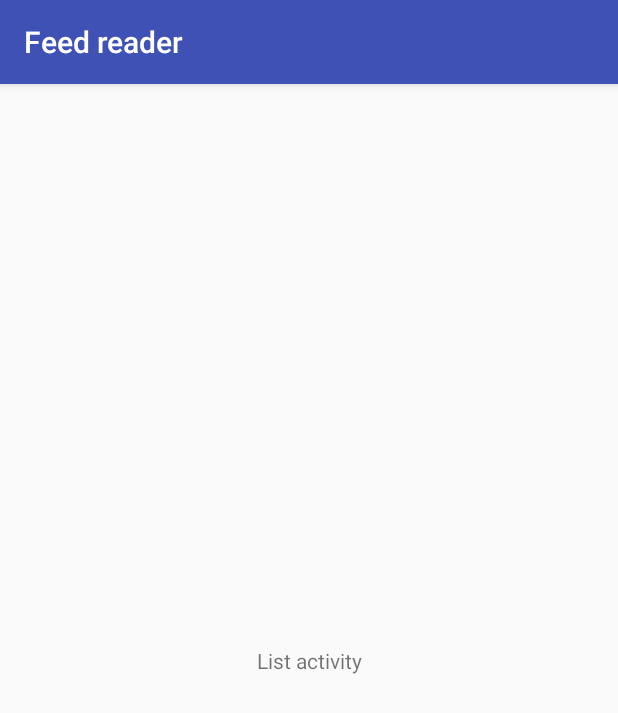
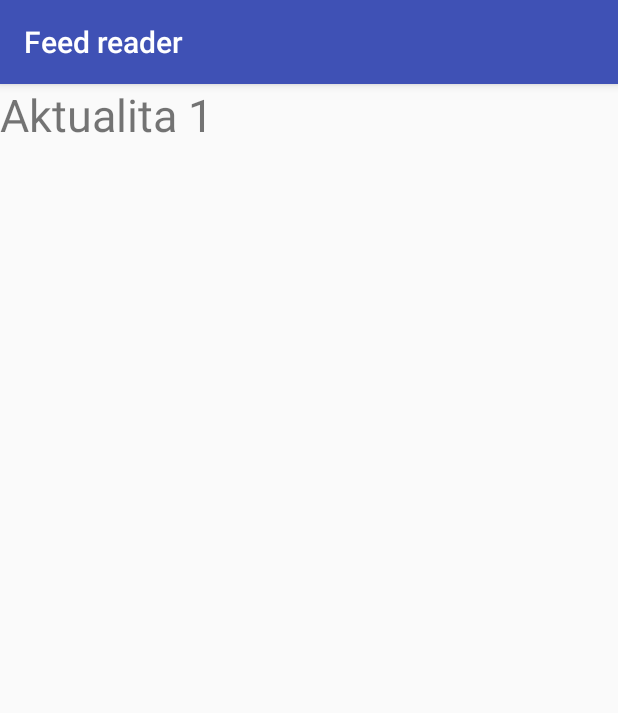
Before and after one commit to buttasam/android-feedreader, an Android app: the screen it shows after launch (ArticleListActivity), on a phone screen of 412 x 824 dp. Shown: the top 713 px of the screen. Run offline under Robolectric (Android 15) with nearby library versions, the phone set to English and light mode, and no system bars.

Commit message:
Add showArticleDetail method

```diff
--- a/app/src/main/java/buttasam/cvut/cz/android_feedreader/activity/ArticleListActivity.java
+++ b/app/src/main/java/buttasam/cvut/cz/android_feedreader/activity/ArticleListActivity.java
@@ -1,7 +1,9 @@
 package buttasam.cvut.cz.android_feedreader.activity;
 
+import android.content.Intent;
 import android.support.v7.app.AppCompatActivity;
 import android.os.Bundle;
+import android.view.View;
 
 import buttasam.cvut.cz.android_feedreader.R;
 
@@ -12,4 +14,9 @@ public class ArticleListActivity extends AppCompatActivity {
         super.onCreate(savedInstanceState);
         setContentView(R.layout.activity_article_list);
     }
+
+    public void showArticleDetail(View view) {
+        Intent intent = new Intent(this, ArticleDetailActivity.class);
+        startActivity(intent);
+    }
 }
--- a/app/src/main/res/layout/activity_article_list.xml
+++ b/app/src/main/res/layout/activity_article_list.xml
@@ -6,13 +6,18 @@
     android:layout_height="match_parent"
     tools:context="buttasam.cvut.cz.android_feedreader.activity.ArticleListActivity">
 
-    <TextView
-        android:layout_width="wrap_content"
-        android:layout_height="wrap_content"
-        android:text="List activity"
-        app:layout_constraintBottom_toBottomOf="parent"
-        app:layout_constraintLeft_toLeftOf="parent"
-        app:layout_constraintRight_toRightOf="parent"
-        app:layout_constraintTop_toTopOf="parent" />
+    <LinearLayout
+        android:layout_width="match_parent"
+        android:layout_height="match_parent"
+        android:orientation="vertical">
 
+        <TextView
+            android:id="@+id/textView"
+            android:layout_width="match_parent"
+            android:layout_height="wrap_content"
+            android:textSize="30dp"
+            android:text="Aktualita 1"
+            android:onClick="showArticleDetail"
+            />
+    </LinearLayout>
 </android.support.constraint.ConstraintLayout>
```
